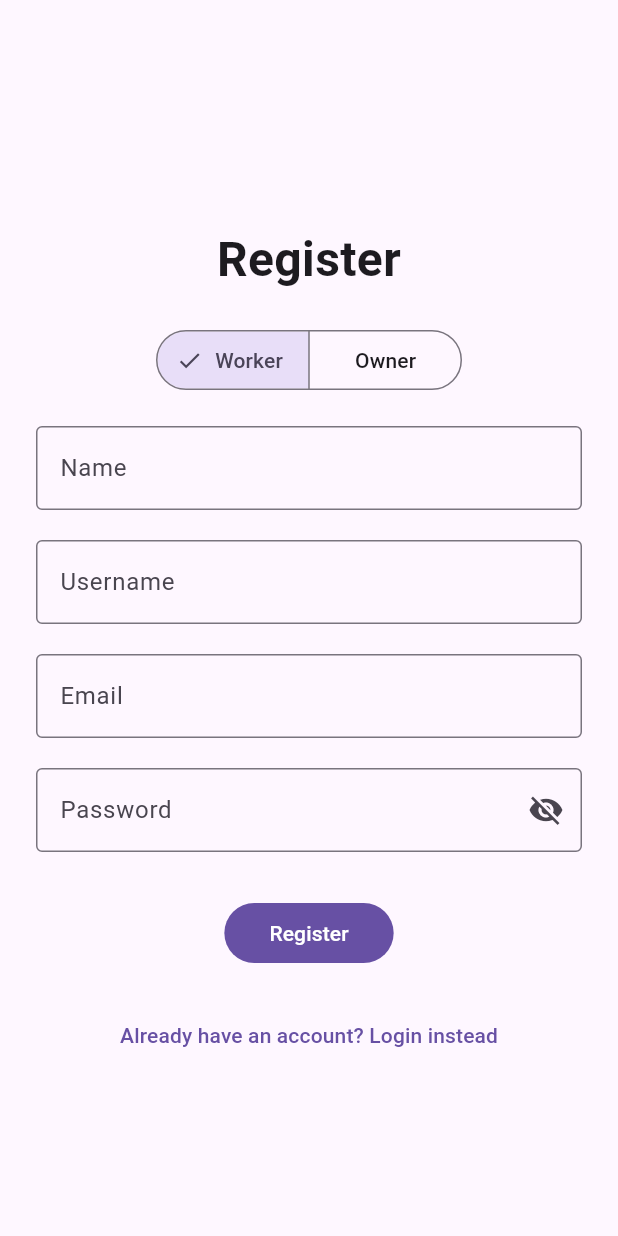
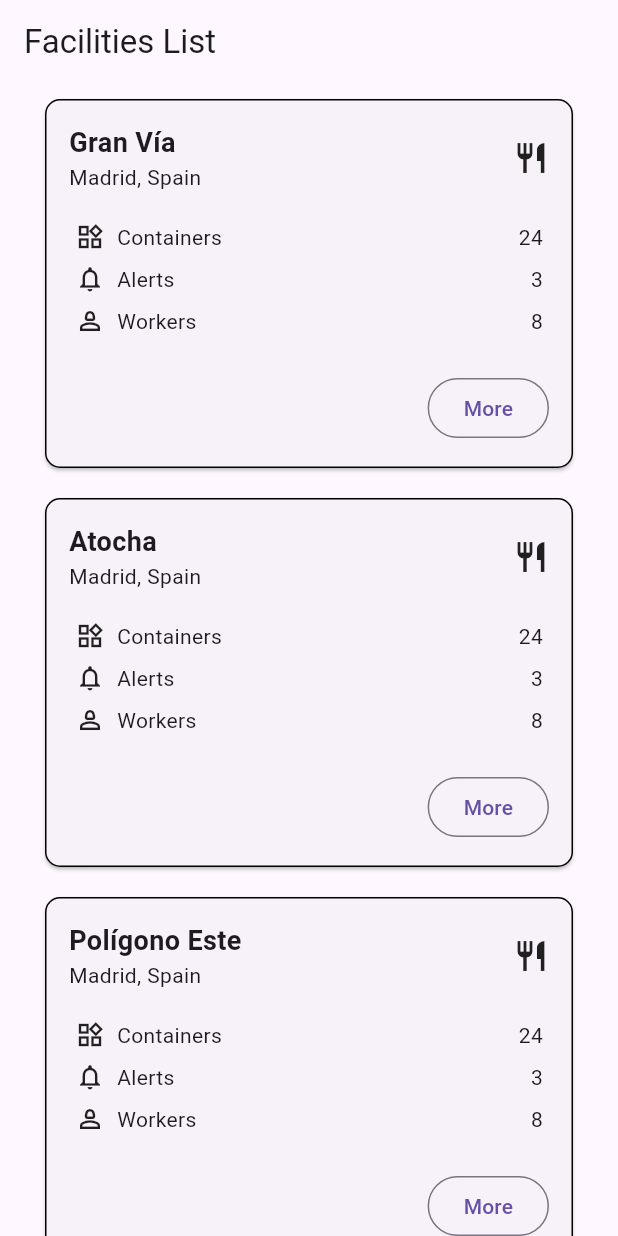
Before and after one commit to DittoBox/DittoBox-Mobile, a Flutter app: the screen it shows after launch, on a phone screen of 412 x 824 dp. Run offline on Flutter 3.47's test engine with Material 3 defaults, Android fonts, the phone set to English and light mode, and no system bars.

Commit message:
feature: add facilities list view and facilities model

```diff
--- /dev/null
+++ b/dittobox_mobile/lib/goups/models/facilities.dart
@@ -0,0 +1,16 @@
+// Facility Model
+class Facility {
+  final String title;
+  final String location;
+  final int containers;
+  final int alerts;
+  final int workers;
+
+  Facility({
+    required this.title,
+    required this.location,
+    required this.containers,
+    required this.alerts,
+    required this.workers,
+  });
+}
--- /dev/null
+++ b/dittobox_mobile/lib/goups/ui/screens/facilities_list_view.dart
@@ -0,0 +1,249 @@
+import 'package:dittobox_mobile/goups/models/facilities.dart';
+import 'package:flutter/material.dart';
+
+// Facilities List Screen
+class FacilitiesListScreen extends StatefulWidget {
+  const FacilitiesListScreen({super.key});
+
+  @override
+  State<FacilitiesListScreen> createState() => _FacilitiesListScreenState();
+}
+
+class _FacilitiesListScreenState extends State<FacilitiesListScreen> {
+  @override
+  Widget build(BuildContext context) {
+    return Scaffold(
+      appBar: AppBar(
+        title: const Text('Facilities List'),
+      ),
+      body: const FacilitiesList(),
+    );
+  }
+}
+
+// Facilities List Widget
+class FacilitiesList extends StatefulWidget {
+  const FacilitiesList({super.key});
+
+  @override
+  State<FacilitiesList> createState() => _FacilitiesListState();
+}
+
+class _FacilitiesListState extends State<FacilitiesList> {
+  final List<Facility> _facilities =  [
+    Facility(
+      title: 'Gran Vía',
+      location: 'Madrid, Spain',
+      containers: 24,
+      alerts: 3,
+      workers: 8,
+    ),
+    Facility(
+      title: 'Atocha',
+      location: 'Madrid, Spain',
+      containers: 24,
+      alerts: 3,
+      workers: 8,
+    ),
+    Facility(
+      title: 'Polígono Este',
+      location: 'Madrid, Spain',
+      containers: 24,
+      alerts: 3,
+      workers: 8,
+    ),
+  ];
+
+  @override
+  Widget build(BuildContext context) {
+    return ListView.builder(
+      itemCount: _facilities.length,
+      itemBuilder: (context, index) {
+        return FacilitiesCard(facility: _facilities[index]);
+      },
+    );
+  }
+}
+
+// Facility Card Widget
+class FacilitiesCard extends StatefulWidget {
+  final Facility facility;
+
+  const FacilitiesCard({super.key, required this.facility});
+
+  @override
+  State<FacilitiesCard> createState() => _FacilitiesCardState();
+}
+
+class _FacilitiesCardState extends State<FacilitiesCard> {
+  @override
+  Widget build(BuildContext context) {
+    return GestureDetector(
+      onTap: () {
+        _showFacilityDetailsBottomSheet(context, widget.facility);
+      },
+      child: Center(
+        child: Card(
+          shape: RoundedRectangleBorder(
+            borderRadius: BorderRadius.circular(10.0),
+            side: const BorderSide(color: Colors.black, width: 1),
+          ),
+          margin: const EdgeInsets.symmetric(vertical: 10.0, horizontal: 30.0),
+          child: Padding(
+            padding: const EdgeInsets.all(16.0),
+            child: Column(
+              crossAxisAlignment: CrossAxisAlignment.start,
+              children: [
+                Row(
+                  mainAxisAlignment: MainAxisAlignment.spaceBetween,
+                  children: [
+                    Column(
+                      crossAxisAlignment: CrossAxisAlignment.start,
+                      children: [
+                        Text(
+                          widget.facility.title,
+                          style: const TextStyle(
+                            fontSize: 18,
+                            fontWeight: FontWeight.bold,
+                          ),
+                        ),
+                        Text(widget.facility.location),
+                      ],
+                    ),
+                    const Icon(Icons.restaurant), // Icono agregado en la parte superior derecha
+                  ],
+                ),
+                const SizedBox(height: 16),
+                Column(
+                  crossAxisAlignment: CrossAxisAlignment.start,
+                  children: [
+                    Padding(
+                      padding: const EdgeInsets.all(4.0),
+                      child: _buildInfoRowWithIcon(Icons.widgets_outlined, 'Containers', widget.facility.containers),
+                    ),
+                    Padding(
+                      padding: const EdgeInsets.all(4.0),
+                      child: _buildInfoRowWithIcon(Icons.notifications_none_outlined, 'Alerts', widget.facility.alerts),
+                    ),
+                    Padding(
+                      padding: const EdgeInsets.all(4.0),
+                      child: _buildInfoRowWithIcon(Icons.person_2_outlined, 'Workers', widget.facility.workers),
+                    ),
+                  ],
+                ),
+                const SizedBox(height: 20),
+                Align(
+                  alignment: Alignment.centerRight,
+                  child: OutlinedButton(
+                    onPressed: () {
+                      _showFacilityDetailsBottomSheet(context, widget.facility);
+                    },
+                    child: const Row(
+                      mainAxisSize: MainAxisSize.min,
+                      children: [
+                        Text('More'),
+                      ],
+                    ),
+                  ),
+                ),
+              ],
+            ),
+          ),
+        ),
+      ),
+    );
+  }
+
+void _showFacilityDetailsBottomSheet(BuildContext context, Facility facility) {
+  showModalBottomSheet(
+    context: context,
+    shape: const RoundedRectangleBorder(
+      borderRadius: BorderRadius.vertical(top: Radius.circular(25.0)),
+    ),
+    builder: (context) {
+      return Padding(
+        padding: const EdgeInsets.all(16.0),
+        child: Column(
+          mainAxisSize: MainAxisSize.min,
+          crossAxisAlignment: CrossAxisAlignment.start,
+          children: [
+            // Indicador de deslizamiento (handle)
+            Center(
+              child: Container(
+                width: 40,
+                height: 5,
+                decoration: BoxDecoration(
+                  color: Colors.grey[400],
+                  borderRadius: BorderRadius.circular(10),
+                ),
+              ),
+            ),
+            const SizedBox(height: 16),
+
+            // Encabezado del BottomSheet
+            Row(
+              mainAxisAlignment: MainAxisAlignment.spaceBetween,
+              children: [
+                Text(
+                  facility.title,
+                  style: const TextStyle(
+                    fontSize: 24,
+                    fontWeight: FontWeight.bold,
+                  ),
+                ),
+                const Text(
+                  'restaurant',
+                  style: TextStyle(
+                    fontSize: 16,
+                    fontWeight: FontWeight.bold,
+                    color: Colors.grey,
+                  ),
+                ),
+              ],
+            ),
+            const SizedBox(height: 16),
+
+            // Contenido del BottomSheet
+            _buildInfoRowWithIcon(Icons.widgets_outlined, 'Containers', facility.containers),
+            TextButton(
+              onPressed: () {},
+              child: const Text('Add containers', style: TextStyle(color: Colors.green)),
+            ),
+            const SizedBox(height: 8),
+
+            _buildInfoRowWithIcon(Icons.person_2_outlined, 'Workers', facility.workers),
+            TextButton(
+              onPressed: () {},
+              child: const Text('Add workers', style: TextStyle(color: Colors.green)),
+            ),
+            const SizedBox(height: 8),
+
+            _buildInfoRowWithIcon(Icons.notifications_none_outlined, 'Pending Alerts', facility.alerts),
+            TextButton(
+              onPressed: () {},
+              child: const Text('Check alerts', style: TextStyle(color: Colors.green)),
+            ),
+          ],
+        ),
+      );
+    },
+  );
+}
+
+
+  Widget _buildInfoRowWithIcon(IconData icon, String label, int value) {
+    return Row(
+      mainAxisAlignment: MainAxisAlignment.spaceBetween, // Alinea los elementos a los extremos
+      children: [
+        Row(
+          children: [
+            Icon(icon, size: 20),
+            const SizedBox(width: 8),
+            Text(label),
+          ],
+        ),
+        Text('$value'), // Mueve el valor al extremo derecho
+      ],
+    );
+  }
+}
--- a/dittobox_mobile/lib/main.dart
+++ b/dittobox_mobile/lib/main.dart
@@ -1,6 +1,4 @@
 import 'package:dittobox_mobile/routes/app_routes.dart';
-import 'package:dittobox_mobile/user_and_profile/ui/screens/login_screen.dart';
-import 'package:dittobox_mobile/user_and_profile/ui/screens/register_screen.dart';
 import 'package:flutter/material.dart';
 
 void main() {
@@ -14,7 +12,7 @@ class MainApp extends StatelessWidget {
   Widget build(BuildContext context) {
     return MaterialApp(
       title: 'DittoBox',
-      initialRoute: AppRoutes.register,
+      initialRoute: AppRoutes.facilities,
       debugShowCheckedModeBanner: false,
       routes: appRoutes,
     );
--- a/dittobox_mobile/lib/routes/app_routes.dart
+++ b/dittobox_mobile/lib/routes/app_routes.dart
@@ -1,3 +1,4 @@
+import 'package:dittobox_mobile/goups/ui/screens/facilities_list_view.dart';
 import 'package:dittobox_mobile/user_and_profile/ui/screens/company_info_screen.dart';
 import 'package:dittobox_mobile/user_and_profile/ui/screens/login_screen.dart';
 import 'package:dittobox_mobile/user_and_profile/ui/screens/register_screen.dart';
@@ -7,10 +8,12 @@ final Map<String, Widget Function(BuildContext)> appRoutes = {
   '/login': (context) => LoginScreen(),
   '/register': (context) => RegisterScreen(),
   '/company_info': (context) => const CompanyInfoScreen(),
+  '/facilities': (context) => const FacilitiesListScreen(),
 };
 
 class AppRoutes {
   static const String login = '/login';
   static const String register = '/register';
   static const String companyInfo = '/company_info';
+  static const String facilities = '/facilities';
 }
```
